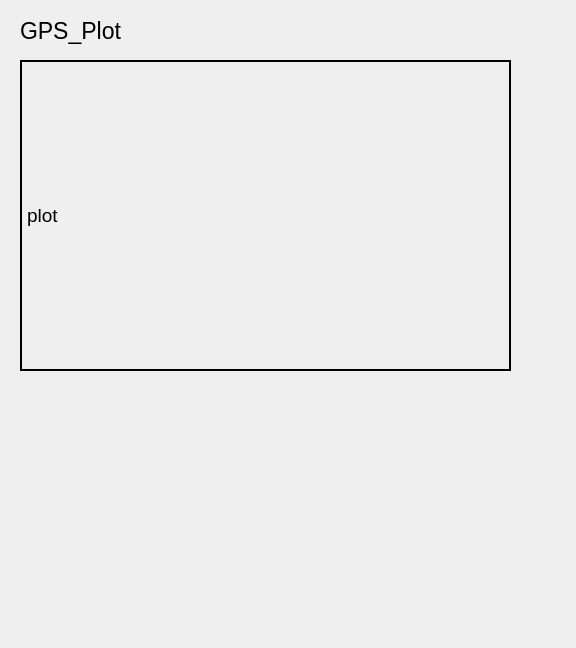
This is ui_app/qt_ui_files/gps_layout.ui in mcgill-robotics/rover as Qt 5 draws it before an edit. The edited form follows.
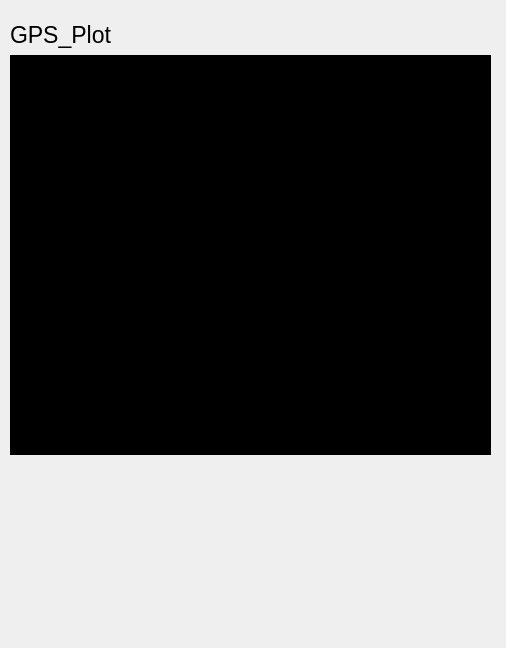
This is the edited form.

The edit to the form file:
```diff
--- a/ui_app/qt_ui_files/gps_layout.ui
+++ b/ui_app/qt_ui_files/gps_layout.ui
@@ -6,22 +6,25 @@
    <rect>
     <x>0</x>
     <y>0</y>
-    <width>576</width>
+    <width>506</width>
     <height>648</height>
    </rect>
   </property>
   <property name="windowTitle">
    <string>GPS</string>
   </property>
+  <widget class="QWidget" name="verticalLayoutWidget">
+   <property name="geometry">
+    <rect>
+     <x>10</x>
+     <y>20</y>
+     <width>481</width>
+     <height>435</height>
+    </rect>
+   </property>
+   <layout class="QVBoxLayout" name="verticalLayout">
+    <item>
   <widget class="QLabel" name="GPS_Plot">
-   <property name="geometry">
-    <rect>
-     <x>20</x>
-     <y>10</y>
-     <width>121</width>
-     <height>41</height>
-    </rect>
-   </property>
    <property name="font">
     <font>
      <pointsize>17</pointsize>
@@ -31,29 +34,21 @@
     <string>GPS_Plot</string>
    </property>
   </widget>
-  <widget class="QLabel" name="plot">
-   <property name="geometry">
-    <rect>
-     <x>20</x>
-     <y>60</y>
-     <width>491</width>
-     <height>311</height>
-    </rect>
-   </property>
-   <property name="font">
-    <font>
-     <pointsize>14</pointsize>
-    </font>
-   </property>
-   <property name="frameShape">
-    <enum>QFrame::Box</enum>
-   </property>
-   <property name="lineWidth">
-    <number>2</number>
-   </property>
-   <property name="text">
-    <string>plot</string>
-   </property>
+    </item>
+    <item>
+     <widget class="QWidget" name="gps_plotter" native="true">
+      <property name="minimumSize">
+       <size>
+        <width>0</width>
+        <height>400</height>
+       </size>
+      </property>
+      <property name="styleSheet">
+       <string notr="true">background-color: rgb(0, 0, 0);</string>
+      </property>
+     </widget>
+    </item>
+   </layout>
   </widget>
  </widget>
  <resources/>
```
Lines whose indentation alone changed are shown as unchanged.
